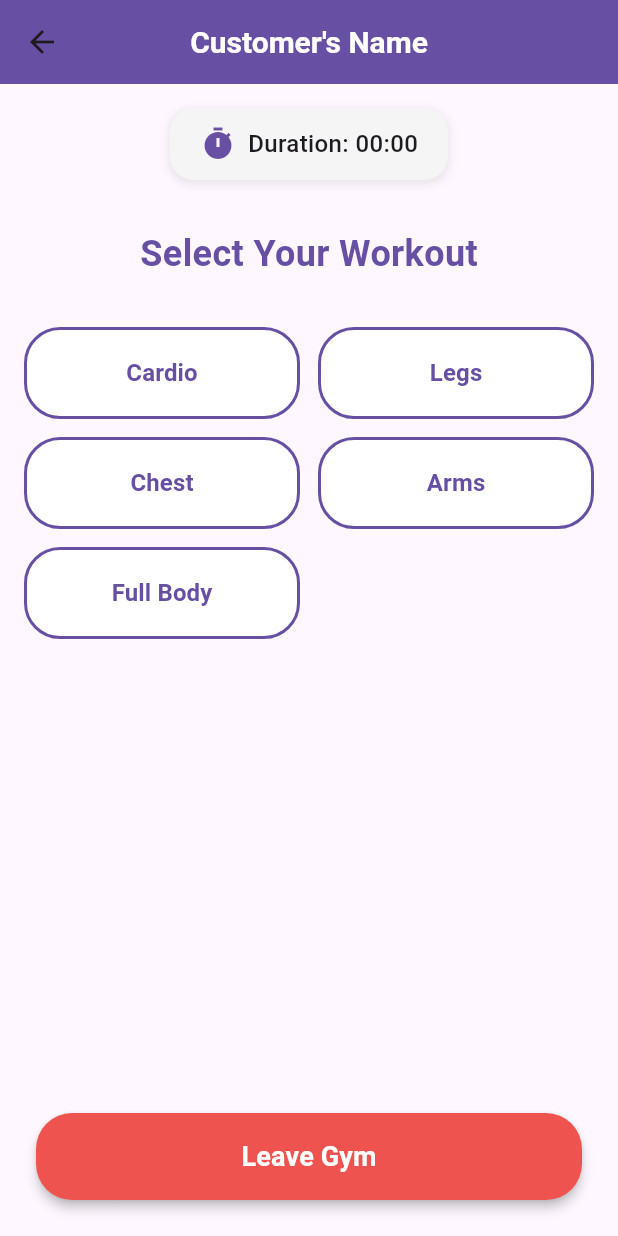
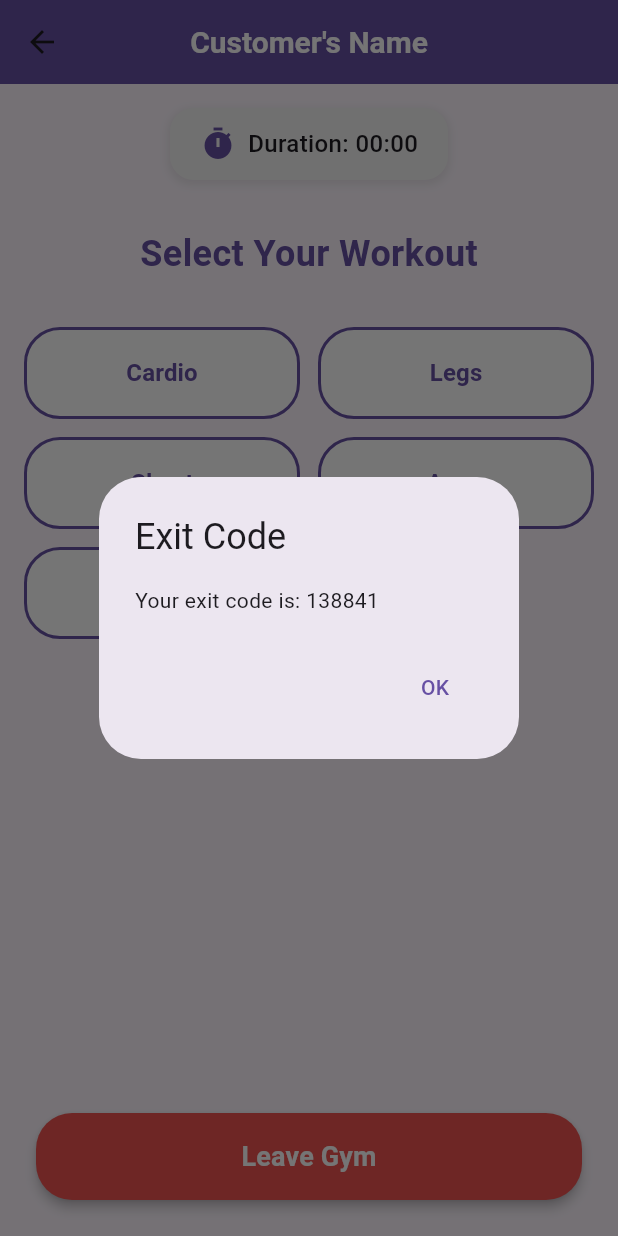
Before and after one commit to leomcl/gymManagmnetApp, a Flutter app: the WorkoutSelectionPage screen opened directly, after a tap on "Leave Gym", on a phone screen of 412 x 824 dp. Run offline on Flutter 3.47's test engine with Material 3 defaults, Android fonts, the phone set to English and light mode, and no system bars; our stand-ins replace cloud_firestore, firebase_auth, firebase_core, fl_chart; accounts and stored records are empty.

Commit message:
Leave gym button added to wokrout selection view.

```diff
--- a/lib/pages/customer_pages/workout_selection_view.dart
+++ b/lib/pages/customer_pages/workout_selection_view.dart
@@ -1,4 +1,6 @@
 import 'package:flutter/material.dart';
+import 'package:test/utils/access_code_generator.dart';
+import 'package:firebase_auth/firebase_auth.dart';
 
 class WorkoutSelectionPage extends StatefulWidget {
   const WorkoutSelectionPage({super.key});
@@ -109,8 +111,40 @@ class WorkoutSelectionPageState extends State<WorkoutSelectionPage> {
                 minimumSize: Size(double.infinity, 48),
                 elevation: 3,
               ),
-              onPressed: () {
-                // Leave gym button functionality
+              onPressed: () async {
+                try {
+                  // Generate and save exit code
+                  final String exitCode = await AccessCodeGenerator.generateAndSaveCode(
+                    userId: FirebaseAuth.instance.currentUser!.uid,
+                    isEntry: false,
+                  );
+
+                  // Show dialog with exit code
+                  if (context.mounted) {
+                    showDialog(
+                      context: context,
+                      builder: (BuildContext context) {
+                        return AlertDialog(
+                          title: Text('Exit Code'),
+                          content: Text('Your exit code is: $exitCode'),
+                          actions: [
+                            TextButton(
+                              onPressed: () => Navigator.of(context).pop(),
+                              child: Text('OK'),
+                            ),
+                          ],
+                        );
+                      },
+                    );
+                  }
+                } catch (e) {
+                  // Handle any errors
+                  if (context.mounted) {
+                    ScaffoldMessenger.of(context).showSnackBar(
+                      SnackBar(content: Text('Error generating exit code: $e')),
+                    );
+                  }
+                }
               },
               child: Text(
                 'Leave Gym',
```
